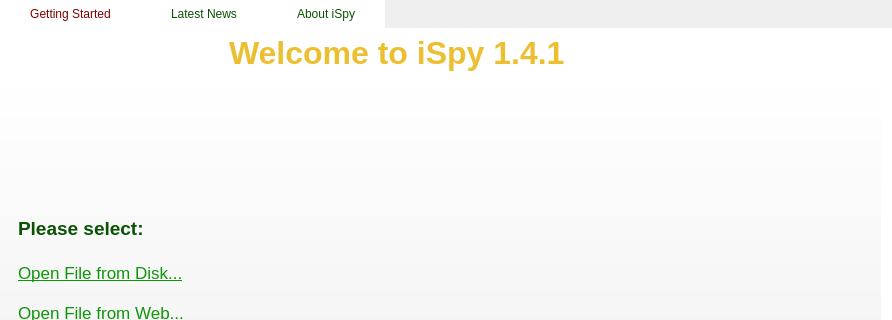
Qt form Iguana/QtGUI/src/ISpySplashScreen.ui (cms-outreach/ispy) before a commit; both pictures show x 0 to 892 and y 0 to 320 of the 892 by 582 pixel window.
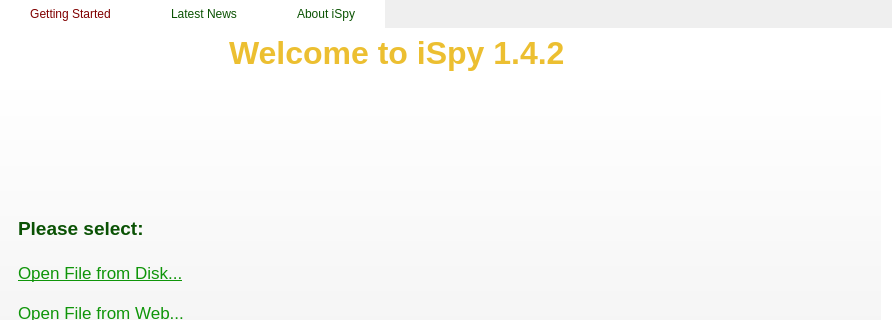
The same form after that commit. Icons and pictures are not drawn.

```diff
--- a/Iguana/QtGUI/src/ISpySplashScreen.ui
+++ b/Iguana/QtGUI/src/ISpySplashScreen.ui
@@ -146,7 +146,7 @@
 </string>
             </property>
             <property name="text">
-             <string>Welcome to iSpy 1.4.1</string>
+             <string>Welcome to iSpy 1.4.2</string>
             </property>
            </widget>
           </item>
```
Left out of the diff: 2 changed lines with no effect on the pictures.
